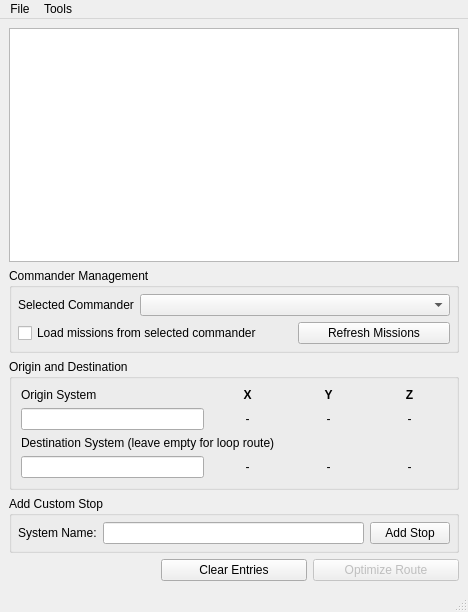
Above: src/Routers/Custom/CustomRouter.ui from neotron/EDPathFinder before the change. Below: the same form after it.
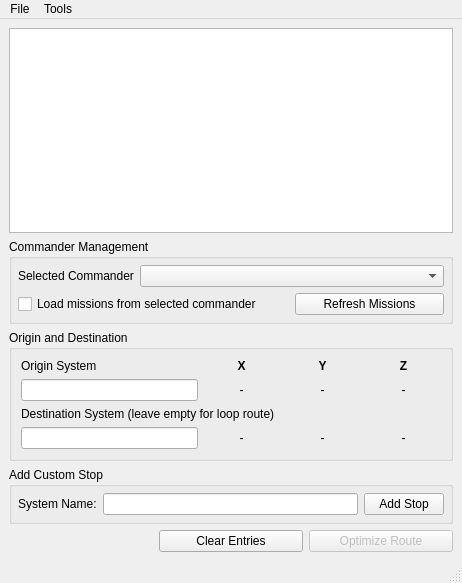
That is the form after the change. Custom widgets are drawn as their Qt base class.

```diff
--- a/src/Routers/Custom/CustomRouter.ui
+++ b/src/Routers/Custom/CustomRouter.ui
@@ -6,14 +6,26 @@
    <rect>
     <x>0</x>
     <y>0</y>
-    <width>468</width>
-    <height>612</height>
+    <width>462</width>
+    <height>583</height>
    </rect>
   </property>
+  <property name="minimumSize">
+   <size>
+    <width>462</width>
+    <height>583</height>
+   </size>
+  </property>
   <property name="windowTitle">
    <string>Custom Routing</string>
   </property>
   <widget class="QWidget" name="centralwidget">
+   <property name="sizePolicy">
+    <sizepolicy hsizetype="MinimumExpanding" vsizetype="MinimumExpanding">
+     <horstretch>0</horstretch>
+     <verstretch>0</verstretch>
+    </sizepolicy>
+   </property>
    <layout class="QGridLayout" name="gridLayout">
     <item row="9" column="2">
      <widget class="QPushButton" name="optimizeButton">
@@ -86,7 +98,14 @@
         </widget>
        </item>
        <item row="1" column="1">
-        <widget class="QLineEdit" name="originSystem"/>
+        <widget class="QLineEdit" name="originSystem">
+         <property name="sizePolicy">
+          <sizepolicy hsizetype="Expanding" vsizetype="Preferred">
+           <horstretch>0</horstretch>
+           <verstretch>0</verstretch>
+          </sizepolicy>
+         </property>
+        </widget>
        </item>
        <item row="1" column="3">
         <widget class="QLabel" name="oy">
@@ -121,7 +140,14 @@
         </widget>
        </item>
        <item row="3" column="1">
-        <widget class="QLineEdit" name="destinationSystem"/>
+        <widget class="QLineEdit" name="destinationSystem">
+         <property name="sizePolicy">
+          <sizepolicy hsizetype="Expanding" vsizetype="Preferred">
+           <horstretch>0</horstretch>
+           <verstretch>0</verstretch>
+          </sizepolicy>
+         </property>
+        </widget>
        </item>
        <item row="3" column="3">
         <widget class="QLabel" name="dy">
@@ -247,6 +273,12 @@
        </item>
        <item row="2" column="2">
         <widget class="QPushButton" name="refreshButton">
+         <property name="sizePolicy">
+          <sizepolicy hsizetype="Minimum" vsizetype="Minimum">
+           <horstretch>0</horstretch>
+           <verstretch>0</verstretch>
+          </sizepolicy>
+         </property>
          <property name="text">
           <string>Refresh Missions</string>
          </property>
@@ -255,7 +287,7 @@
        <item row="0" column="1" colspan="2">
         <widget class="QComboBox" name="commanders">
          <property name="sizePolicy">
-          <sizepolicy hsizetype="Preferred" vsizetype="Fixed">
+          <sizepolicy hsizetype="Preferred" vsizetype="Preferred">
            <horstretch>10</horstretch>
            <verstretch>0</verstretch>
           </sizepolicy>
@@ -264,6 +296,12 @@
        </item>
        <item row="2" column="0" colspan="2">
         <widget class="QCheckBox" name="includeMissionSystems">
+         <property name="sizePolicy">
+          <sizepolicy hsizetype="Minimum" vsizetype="Preferred">
+           <horstretch>0</horstretch>
+           <verstretch>0</verstretch>
+          </sizepolicy>
+         </property>
          <property name="text">
           <string>Load missions from selected commander</string>
          </property>
@@ -307,7 +345,7 @@
        <item>
         <widget class="NoBeepLineEdit" name="customSystem">
          <property name="sizePolicy">
-          <sizepolicy hsizetype="Expanding" vsizetype="Fixed">
+          <sizepolicy hsizetype="Expanding" vsizetype="Preferred">
            <horstretch>1</horstretch>
            <verstretch>0</verstretch>
           </sizepolicy>
@@ -332,8 +370,8 @@
     <rect>
      <x>0</x>
      <y>0</y>
-     <width>468</width>
-     <height>22</height>
+     <width>462</width>
+     <height>21</height>
     </rect>
    </property>
    <widget class="QMenu" name="menuFile">
```
Left out of the diff: 42 changed lines with no effect on the pictures.
